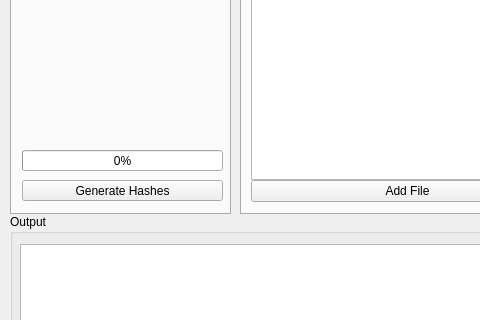
Old version of the form GUI/FileHasherUI/filehasher.ui in the repository AlEscher/FileHasher; both pictures show x 0 to 480 and y 96 to 416 of the 898 by 545 pixel window.
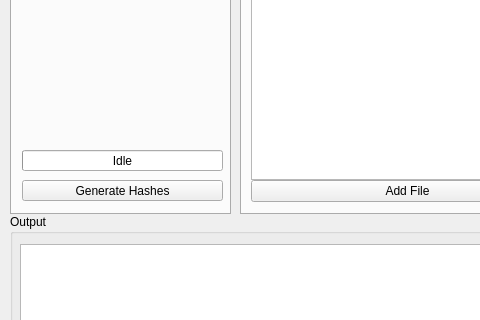
New version of the form.

Commit message: Slight improvements - Added more tests to FileHasher.cpp comment - Added initial "Idle" state for progress bar to better show if the first hashing job has started or not - While one hashing job is being done, no other jobs will be accepted now

```diff
--- a/GUI/FileHasherUI/filehasher.ui
+++ b/GUI/FileHasherUI/filehasher.ui
@@ -245,6 +245,9 @@
       <property name="invertedAppearance">
        <bool>false</bool>
       </property>
+      <property name="format">
+       <string>Idle</string>
+      </property>
      </widget>
     </widget>
    </widget>
```
The commit also changes 5 other files.
